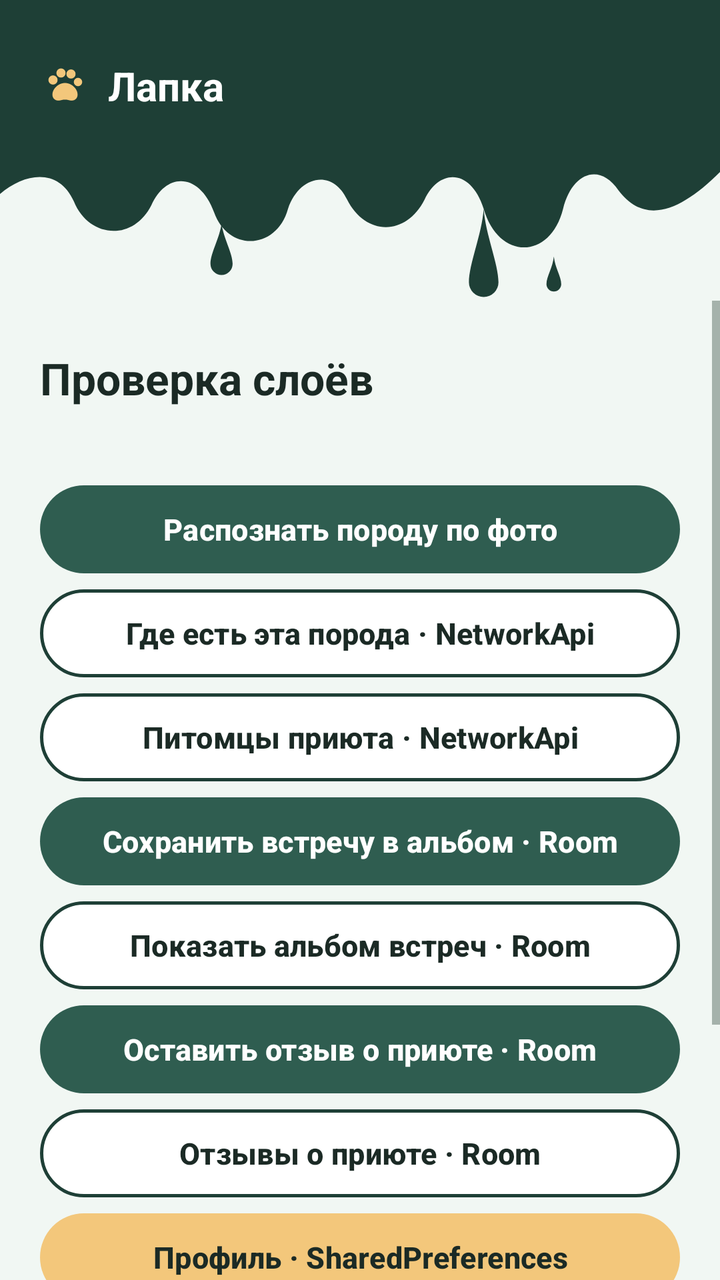
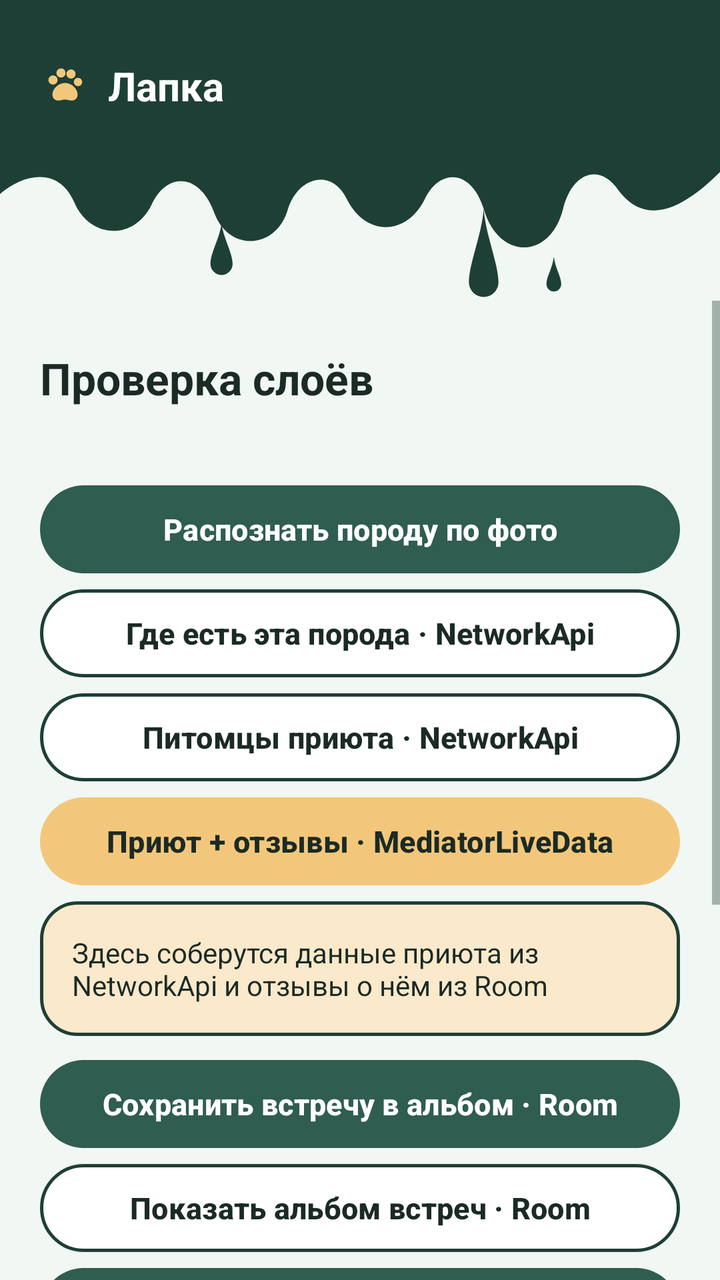

Compare the two renders of this Android layout. The source of the first and the diff that turns it into the second are given below.
<!-- AndroidManifest.xml: application theme Theme.Lapka -->
<!-- res/layout/activity_main.xml -->
<?xml version="1.0" encoding="utf-8"?>
<LinearLayout xmlns:android="http://schemas.android.com/apk/res/android"
    android:id="@+id/main"
    android:layout_width="match_parent"
    android:layout_height="match_parent"
    android:background="@color/colorBackground"
    android:orientation="vertical">

    <include layout="@layout/view_ink_header" />

    <ScrollView
        android:layout_width="match_parent"
        android:layout_height="0dp"
        android:layout_weight="1">

        <LinearLayout
            android:layout_width="match_parent"
            android:layout_height="wrap_content"
            android:orientation="vertical"
            android:paddingStart="20dp"
            android:paddingTop="24dp"
            android:paddingEnd="20dp"
            android:paddingBottom="20dp">

            <TextView
                android:layout_width="match_parent"
                android:layout_height="wrap_content"
                android:text="@string/main_title"
                android:textColor="@color/colorTextPrimary"
                android:textSize="22sp"
                android:textStyle="bold" />

            <TextView
                android:id="@+id/textViewUser"
                android:layout_width="match_parent"
                android:layout_height="wrap_content"
                android:layout_marginTop="4dp"
                android:layout_marginBottom="12dp"
                android:textColor="@color/colorTextSecondary"
                android:textSize="14sp" />

            <Button
                android:id="@+id/buttonRecognize"
                android:layout_width="match_parent"
                android:layout_height="wrap_content"
                android:text="@string/main_recognize" />

            <Button
                android:id="@+id/buttonShelters"
                style="@style/Widget.Lapka.Button.Outlined"
                android:layout_width="match_parent"
                android:layout_height="wrap_content"
                android:text="@string/main_shelters" />

            <Button
                android:id="@+id/buttonPets"
                style="@style/Widget.Lapka.Button.Outlined"
                android:layout_width="match_parent"
                android:layout_height="wrap_content"
                android:text="@string/main_pets" />

            <Button
                android:id="@+id/buttonSaveEncounter"
                android:layout_width="match_parent"
                android:layout_height="wrap_content"
                android:text="@string/main_save_encounter" />

            <Button
                android:id="@+id/buttonAlbum"
                style="@style/Widget.Lapka.Button.Outlined"
                android:layout_width="match_parent"
                android:layout_height="wrap_content"
                android:text="@string/main_album" />

            <Button
                android:id="@+id/buttonAddReview"
                android:layout_width="match_parent"
                android:layout_height="wrap_content"
                android:text="@string/main_add_review" />

            <Button
                android:id="@+id/buttonReviews"
                style="@style/Widget.Lapka.Button.Outlined"
                android:layout_width="match_parent"
                android:layout_height="wrap_content"
                android:text="@string/main_reviews" />

            <Button
                android:id="@+id/buttonProfile"
                style="@style/Widget.Lapka.Button.Accent"
                android:layout_width="match_parent"
                android:layout_height="wrap_content"
                android:text="@string/main_profile" />

            <Button
                android:id="@+id/buttonAccount"
                style="@style/Widget.Lapka.Button.Outlined"
                android:layout_width="match_parent"
                android:layout_height="wrap_content"
                android:text="@string/main_logout" />

            
            <TextView
                android:id="@+id/textViewLog"
                android:layout_width="match_parent"
                android:layout_height="wrap_content"
                android:layout_marginTop="16dp"
                android:background="@drawable/bg_card"
                android:padding="16dp"
                android:text="@string/main_log_hint"
                android:textColor="@color/colorTextPrimary"
                android:textSize="15sp" />

        </LinearLayout>
    </ScrollView>
</LinearLayout>
<!-- res/layout/view_ink_header.xml (included above) -->
<?xml version="1.0" encoding="utf-8"?>
<LinearLayout xmlns:android="http://schemas.android.com/apk/res/android"
    android:layout_width="match_parent"
    android:layout_height="wrap_content"
    android:orientation="vertical">

    <LinearLayout
        android:id="@+id/header"
        android:layout_width="match_parent"
        android:layout_height="wrap_content"
        android:background="@color/colorPrimaryDark"
        android:gravity="center_vertical"
        android:minHeight="86dp"
        android:orientation="horizontal"
        android:paddingStart="20dp"
        android:paddingEnd="20dp">

        <ImageButton
            android:id="@+id/buttonBack"
            android:layout_width="40dp"
            android:layout_height="40dp"
            android:layout_marginEnd="12dp"
            android:background="@drawable/bg_circle_outline_light"
            android:contentDescription="@string/back"
            android:src="@drawable/ic_arrow_back"
            android:visibility="gone" />

        <ImageView
            android:id="@+id/imageLogo"
            android:layout_width="24dp"
            android:layout_height="24dp"
            android:layout_marginEnd="10dp"
            android:importantForAccessibility="no"
            android:src="@drawable/ic_paw" />

        <TextView
            android:layout_width="wrap_content"
            android:layout_height="wrap_content"
            android:text="@string/app_title"
            android:textAppearance="@style/TextAppearance.Lapka.Wordmark" />
    </LinearLayout>

    
    <ImageView
        android:layout_width="match_parent"
        android:layout_height="wrap_content"
        android:adjustViewBounds="true"
        android:importantForAccessibility="no"
        android:scaleType="fitXY"
        android:src="@drawable/ink_drips" />
</LinearLayout>
<!-- resources referenced by this layout -->
<resources>
  <color name="colorBackground">#F1F7F3</color>
  <color name="colorPrimaryDark">#1E3F36</color>
  <color name="colorTextPrimary">#1B2A25</color>
  <color name="colorTextSecondary">#5F7369</color>
  <!-- drawable bg_card (drawable) -->
  <?xml version="1.0" encoding="utf-8"?>
  <shape xmlns:android="http://schemas.android.com/apk/res/android"
      android:shape="rectangle">
      <solid android:color="@color/colorSurface" />
      <corners android:radius="18dp" />
      <stroke
          android:width="1.5dp"
          android:color="@color/colorOutline" />
  </shape>
  <!-- drawable bg_circle_outline_light (drawable) -->
  <?xml version="1.0" encoding="utf-8"?>
  <shape xmlns:android="http://schemas.android.com/apk/res/android"
      android:shape="oval">
      <stroke
          android:width="1.5dp"
          android:color="@color/colorBackground" />
  </shape>
  <!-- drawable ic_arrow_back (drawable) -->
  <?xml version="1.0" encoding="utf-8"?>
  <vector xmlns:android="http://schemas.android.com/apk/res/android"
      android:width="24dp"
      android:height="24dp"
      android:viewportWidth="24"
      android:viewportHeight="24">
      <path
          android:fillColor="@color/white"
          android:pathData="M14.7,6.3a1,1 0,0 1,0 1.4L10.4,12l4.3,4.3a1,1 0,0 1,-1.4 1.4l-5,-5a1,1 0,0 1,0 -1.4l5,-5a1,1 0,0 1,1.4 0z" />
  </vector>
  <string name="app_title">Лапка</string>
  <string name="back">Назад</string>
  <string name="main_add_review">Оставить отзыв о приюте · Room</string>
  <string name="main_album">Показать альбом встреч · Room</string>
  <string name="main_log_hint">Нажми кнопку — результат появится здесь</string>
  <string name="main_logout">Выйти из аккаунта</string>
  <string name="main_pets">Питомцы приюта · NetworkApi</string>
  <string name="main_profile">Профиль · SharedPreferences</string>
  <string name="main_recognize">Распознать породу по фото</string>
  <string name="main_reviews">Отзывы о приюте · Room</string>
  <string name="main_save_encounter">Сохранить встречу в альбом · Room</string>
  <string name="main_shelters">Где есть эта порода · NetworkApi</string>
  <string name="main_title">Проверка слоёв</string>
  <style name="TextAppearance.Lapka.Wordmark" parent="">
          <item name="android:textSize">20sp</item>
          <item name="android:textStyle">bold</item>
          <item name="android:textColor">@color/white</item>
      </style>
  <style name="Widget.Lapka.Button.Accent">
          <item name="backgroundTint">@color/colorAccent</item>
          <item name="android:textColor">@color/colorTextPrimary</item>
      </style>
  <style name="Theme.Lapka" parent="Base.Theme.Lapka" />
  <color name="colorSurface">#FFFFFF</color>
  <color name="colorOutline">#1E3F36</color>
  <color name="white">#FFFFFFFF</color>
  <color name="colorAccent">#F3C77B</color>
  <color name="colorPrimary">#2F5D50</color>
  <color name="colorAccentLight">#FAE9CA</color>
  <color name="colorError">#D0705B</color>
  <style name="Widget.Lapka.Button" parent="Widget.Material3.Button">
          <item name="android:minHeight">52dp</item>
          <item name="android:textSize">15sp</item>
          <item name="android:textStyle">bold</item>
          <item name="android:textAllCaps">false</item>
          <item name="shapeAppearance">@style/ShapeAppearance.Material3.Corner.Full</item>
      </style>
  <!-- unchanged entries left out for length: 4 -->
</resources>

<!-- the commit's change to res/layout/activity_main.xml (unified diff, before → after) -->
@@ -58,6 +58,26 @@
                 android:layout_width="match_parent"
                 android:layout_height="wrap_content"
                 android:text="@string/main_pets" />
+
+            
+            <Button
+                android:id="@+id/buttonShelterDetails"
+                style="@style/Widget.Lapka.Button.Accent"
+                android:layout_width="match_parent"
+                android:layout_height="wrap_content"
+                android:text="@string/main_shelter_details" />
+
+            <TextView
+                android:id="@+id/textViewShelter"
+                android:layout_width="match_parent"
+                android:layout_height="wrap_content"
+                android:layout_marginTop="4dp"
+                android:layout_marginBottom="8dp"
+                android:background="@drawable/bg_card_accent"
+                android:padding="16dp"
+                android:text="@string/main_shelter_hint"
+                android:textColor="@color/colorTextPrimary"
+                android:textSize="14sp" />
 
             <Button
                 android:id="@+id/buttonSaveEncounter"
<!-- resource entries referenced after the edit -->
@@ -9,6 +9,16 @@
   <shape xmlns:android="http://schemas.android.com/apk/res/android"
       android:shape="rectangle">
       <solid android:color="@color/colorSurface" />
+      <corners android:radius="18dp" />
+      <stroke
+          android:width="1.5dp"
+          android:color="@color/colorOutline" />
+  </shape>
+  <!-- drawable bg_card_accent (drawable) -->
+  <?xml version="1.0" encoding="utf-8"?>
+  <shape xmlns:android="http://schemas.android.com/apk/res/android"
+      android:shape="rectangle">
+      <solid android:color="@color/colorAccentLight" />
       <corners android:radius="18dp" />
       <stroke
           android:width="1.5dp"
@@ -44,6 +54,8 @@
   <string name="main_recognize">Распознать породу по фото</string>
   <string name="main_reviews">Отзывы о приюте · Room</string>
   <string name="main_save_encounter">Сохранить встречу в альбом · Room</string>
+  <string name="main_shelter_details">Приют + отзывы · MediatorLiveData</string>
+  <string name="main_shelter_hint">Здесь соберутся данные приюта из NetworkApi и отзывы о нём из Room</string>
   <string name="main_shelters">Где есть эта порода · NetworkApi</string>
   <string name="main_title">Проверка слоёв</string>
   <style name="TextAppearance.Lapka.Wordmark" parent="">
